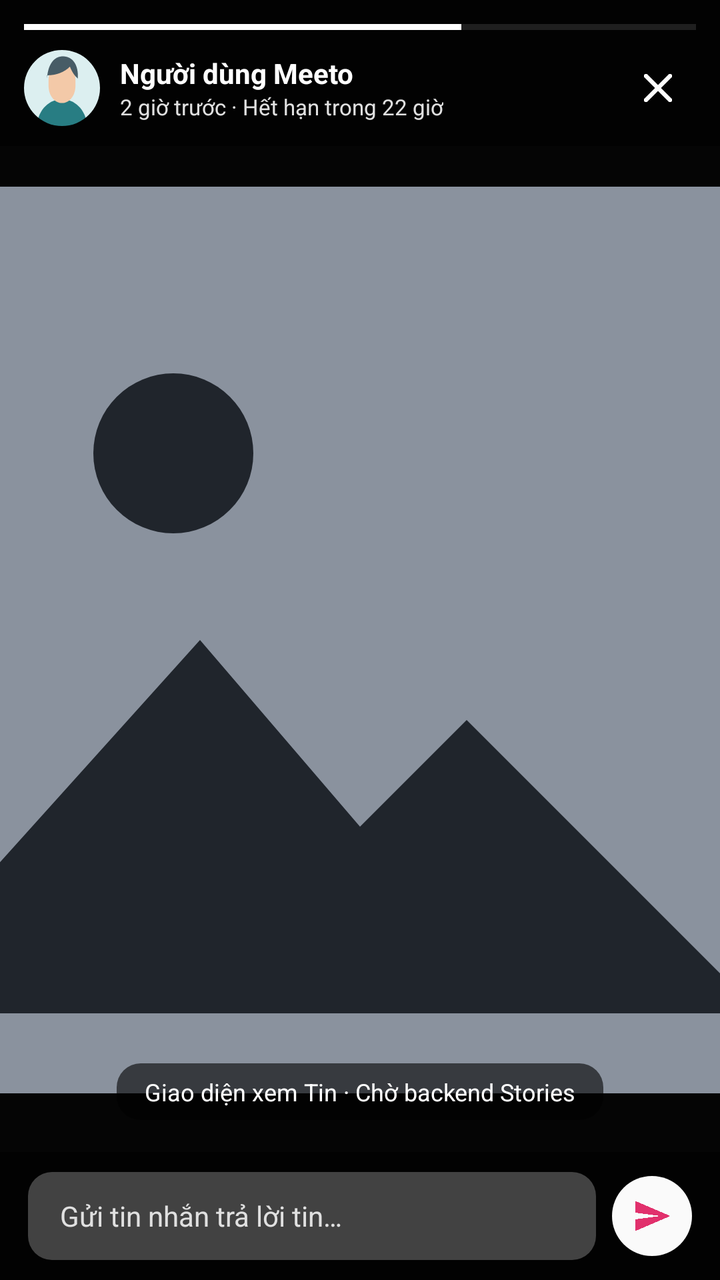
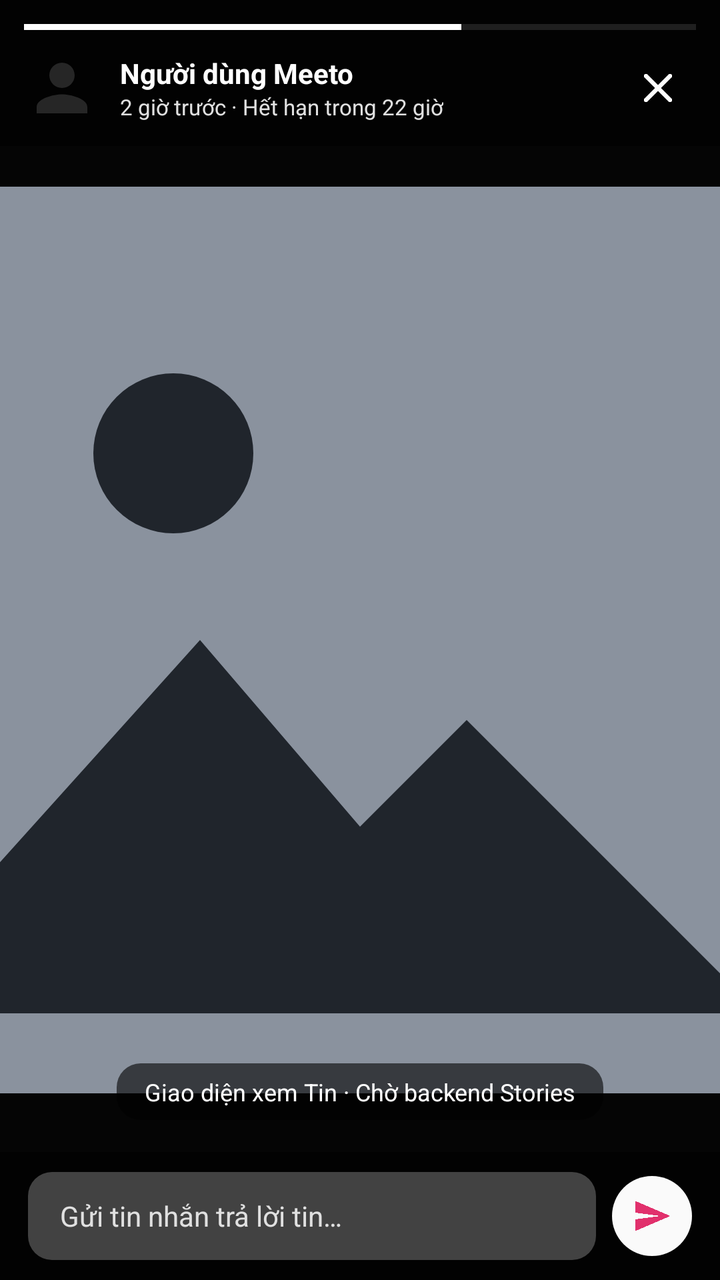

An Android layout rendered at two revisions. The XML below is the earlier revision; the diff shows what the commit changed to produce the second picture.
<!-- AndroidManifest.xml: application theme Theme.MeetoMXH -->
<!-- res/layout/activity_story_view.xml -->
<?xml version="1.0" encoding="utf-8"?>
<androidx.constraintlayout.widget.ConstraintLayout xmlns:android="http://schemas.android.com/apk/res/android"
    xmlns:app="http://schemas.android.com/apk/res-auto"
    xmlns:tools="http://schemas.android.com/tools"
    android:layout_width="match_parent"
    android:layout_height="match_parent"
    android:background="#050505"
    tools:context=".StoryViewActivity">

    
    <ImageView
        android:id="@+id/ivStoryMedia"
        android:layout_width="0dp"
        android:layout_height="0dp"
        android:contentDescription="Nội dung tin"
        android:scaleType="centerCrop"
        android:src="@drawable/ic_media_error"
        app:layout_constraintBottom_toBottomOf="parent"
        app:layout_constraintEnd_toEndOf="parent"
        app:layout_constraintStart_toStartOf="parent"
        app:layout_constraintTop_toTopOf="parent" />

    
    <LinearLayout
        android:id="@+id/layoutStoryHeader"
        android:layout_width="match_parent"
        android:layout_height="wrap_content"
        android:background="#80000000"
        android:orientation="vertical"
        android:paddingHorizontal="12dp"
        android:paddingTop="12dp"
        android:paddingBottom="10dp"
        app:layout_constraintTop_toTopOf="parent">

        
        <ProgressBar
            android:id="@+id/progressStoryBar"
            style="?android:attr/progressBarStyleHorizontal"
            android:layout_width="match_parent"
            android:layout_height="3dp"
            android:max="100"
            android:progress="65"
            android:progressTint="@color/white" />

        <LinearLayout
            android:layout_width="match_parent"
            android:layout_height="wrap_content"
            android:layout_marginTop="10dp"
            android:gravity="center_vertical"
            android:orientation="horizontal">

            <com.google.android.material.imageview.ShapeableImageView
                android:id="@+id/ivAuthorStoryAvatar"
                android:layout_width="38dp"
                android:layout_height="38dp"
                android:contentDescription="Avatar"
                android:scaleType="centerCrop"
                android:src="@drawable/avatar_neutral"
                app:shapeAppearanceOverlay="@style/ShapeAppearance.Material3.Corner.Full" />

            <LinearLayout
                android:layout_width="0dp"
                android:layout_height="wrap_content"
                android:layout_marginStart="10dp"
                android:layout_weight="1"
                android:orientation="vertical">

                <TextView
                    android:id="@+id/tvStoryAuthorName"
                    android:layout_width="wrap_content"
                    android:layout_height="wrap_content"
                    android:fontFamily="sans-serif-bold"
                    android:shadowColor="#80000000"
                    android:shadowDx="1"
                    android:shadowDy="1"
                    android:shadowRadius="2"
                    android:text="Người dùng Meeto"
                    android:textColor="@color/white"
                    android:textSize="14sp"
                    android:textStyle="bold" />

                <TextView
                    android:id="@+id/tvStoryTimeRemaining"
                    android:layout_width="wrap_content"
                    android:layout_height="wrap_content"
                    android:text="2 giờ trước · Hết hạn trong 22 giờ"
                    android:textColor="#E0E0E0"
                    android:textSize="11sp" />

            </LinearLayout>

            <ImageButton
                android:id="@+id/btnCloseStoryView"
                android:layout_width="38dp"
                android:layout_height="38dp"
                android:background="?attr/selectableItemBackgroundBorderless"
                android:contentDescription="Đóng"
                android:padding="8dp"
                android:src="@drawable/ic_clear"
                app:tint="@color/white" />

        </LinearLayout>

    </LinearLayout>

    
    <TextView
        android:id="@+id/tvStoryBackendNotice"
        android:layout_width="wrap_content"
        android:layout_height="wrap_content"
        android:layout_marginBottom="16dp"
        android:background="@drawable/bg_status_badge"
        android:backgroundTint="#99000000"
        android:paddingHorizontal="14dp"
        android:paddingVertical="6dp"
        android:text="Giao diện xem Tin · Chờ backend Stories"
        android:textColor="@color/white"
        android:textSize="12sp"
        app:layout_constraintBottom_toTopOf="@id/layoutStoryReplyBar"
        app:layout_constraintEnd_toEndOf="parent"
        app:layout_constraintStart_toStartOf="parent" />

    
    <LinearLayout
        android:id="@+id/layoutStoryReplyBar"
        android:layout_width="match_parent"
        android:layout_height="wrap_content"
        android:background="#80000000"
        android:gravity="center_vertical"
        android:orientation="horizontal"
        android:paddingHorizontal="14dp"
        android:paddingVertical="10dp"
        app:layout_constraintBottom_toBottomOf="parent">

        <EditText
            android:id="@+id/etStoryReply"
            android:layout_width="0dp"
            android:layout_height="44dp"
            android:layout_weight="1"
            android:background="@drawable/bg_pill_search"
            android:backgroundTint="#40FFFFFF"
            android:hint="Gửi tin nhắn trả lời tin…"
            android:imeOptions="actionSend"
            android:inputType="textCapSentences"
            android:paddingHorizontal="16dp"
            android:textColor="@color/white"
            android:textColorHint="#E0E0E0"
            android:textSize="14sp" />

        <ImageView
            android:id="@+id/btnSendStoryReply"
            android:layout_width="40dp"
            android:layout_height="40dp"
            android:layout_marginStart="8dp"
            android:background="@drawable/bg_icon_circle"
            android:clickable="true"
            android:contentDescription="Gửi trả lời"
            android:focusable="true"
            android:padding="10dp"
            android:src="@drawable/ic_send"
            app:tint="@color/brand_blue" />

    </LinearLayout>

</androidx.constraintlayout.widget.ConstraintLayout>
<!-- resources referenced by this layout -->
<resources>
  <!-- drawable avatar_neutral (drawable) -->
  <vector xmlns:android="http://schemas.android.com/apk/res/android" android:width="96dp" android:height="96dp" android:viewportWidth="96" android:viewportHeight="96">
      <path android:fillColor="#FFDCEFF0" android:pathData="M0,0h96v96h-96z" />
      <path android:fillColor="#FF287D83" android:pathData="M16,96c2,-22 17,-34 32,-34s30,12 32,34z" />
      <path android:fillColor="#FFF3C9A8" android:pathData="M31,38c0,-14 8,-24 17,-24s17,10 17,24v7c0,13 -8,22 -17,22s-17,-9 -17,-22z" />
      <path android:fillColor="#FF475C66" android:pathData="M29,37c1,-19 9,-29 20,-29 12,0 20,10 19,28 -5,-4 -8,-10 -10,-15 -7,7 -17,11 -29,11z" />
  </vector>
  <style name="Base.Theme.MeetoMXH" parent="Theme.Material3.DayNight.NoActionBar">
          
          <item name="colorPrimary">@color/brand_blue</item>
          <item name="colorOnPrimary">@color/white</item>
          <item name="colorPrimaryContainer">@color/primary_container</item>
          <item name="colorOnPrimaryContainer">@color/on_primary_container</item>
  
          
          <item name="colorSurface">@color/surface_bg</item>
          <item name="colorOnSurface">@color/text_primary</item>
          <item name="colorSurfaceVariant">@color/surface_variant</item>
          <item name="colorOnSurfaceVariant">@color/text_secondary</item>
          <item name="android:colorBackground">@color/app_bg</item>
          <item name="colorOnBackground">@color/text_primary</item>
          <item name="android:windowBackground">@color/app_bg</item>
  
          
          <item name="android:textColorPrimary">@color/text_primary</item>
          <item name="android:textColorSecondary">@color/text_secondary</item>
          <item name="android:textColorHint">@color/text_hint</item>
  
          
          <item name="colorOutline">@color/outline_color</item>
          <item name="colorOutlineVariant">@color/divider_color</item>
          <item name="colorError">@color/status_error</item>
  
          
          <item name="android:statusBarColor">@color/surface_bg</item>
          <item name="android:windowLightStatusBar" tools:targetApi="23">true</item>
          <item name="android:navigationBarColor">@color/surface_bg</item>
          <item name="android:windowLightNavigationBar" tools:targetApi="27">true</item>
      </style>
  <!-- unchanged entries left out for length: 22 -->
</resources>

<!-- the commit's change to res/layout/activity_story_view.xml (unified diff, before → after) -->
@@ -55,7 +55,7 @@
                 android:layout_height="38dp"
                 android:contentDescription="Avatar"
                 android:scaleType="centerCrop"
-                android:src="@drawable/avatar_neutral"
+                android:src="@drawable/ic_person"
                 app:shapeAppearanceOverlay="@style/ShapeAppearance.Material3.Corner.Full" />
 
             <LinearLayout
<!-- resource entries referenced after the edit -->
@@ -1,11 +1,14 @@
 <!-- resources referenced by this layout -->
 <resources>
-  <!-- drawable avatar_neutral (drawable) -->
-  <vector xmlns:android="http://schemas.android.com/apk/res/android" android:width="96dp" android:height="96dp" android:viewportWidth="96" android:viewportHeight="96">
-      <path android:fillColor="#FFDCEFF0" android:pathData="M0,0h96v96h-96z" />
-      <path android:fillColor="#FF287D83" android:pathData="M16,96c2,-22 17,-34 32,-34s30,12 32,34z" />
-      <path android:fillColor="#FFF3C9A8" android:pathData="M31,38c0,-14 8,-24 17,-24s17,10 17,24v7c0,13 -8,22 -17,22s-17,-9 -17,-22z" />
-      <path android:fillColor="#FF475C66" android:pathData="M29,37c1,-19 9,-29 20,-29 12,0 20,10 19,28 -5,-4 -8,-10 -10,-15 -7,7 -17,11 -29,11z" />
+  <!-- drawable ic_person (drawable) -->
+  <vector xmlns:android="http://schemas.android.com/apk/res/android"
+      android:width="24dp"
+      android:height="24dp"
+      android:viewportWidth="24"
+      android:viewportHeight="24">
+    <path
+        android:fillColor="@color/text_primary"
+        android:pathData="M12,12c2.21,0 4,-1.79 4,-4s-1.79,-4 -4,-4 -4,1.79 -4,4 1.79,4 4,4zM12,14c-2.67,0 -8,1.34 -8,4v2h16v-2c0,-2.66 -5.33,-4 -8,-4z"/>
   </vector>
   <style name="Base.Theme.MeetoMXH" parent="Theme.Material3.DayNight.NoActionBar">
           
@@ -13,6 +16,12 @@
           <item name="colorOnPrimary">@color/white</item>
           <item name="colorPrimaryContainer">@color/primary_container</item>
           <item name="colorOnPrimaryContainer">@color/on_primary_container</item>
+          <item name="colorSecondary">@color/brand_blue</item>
+          <item name="colorOnSecondary">@color/white</item>
+          <item name="colorTertiary">@color/ig_purple</item>
+          <item name="colorOnTertiary">@color/white</item>
+          <item name="colorAccent">@color/brand_blue</item>
+          <item name="android:colorAccent">@color/brand_blue</item>
   
           
           <item name="colorSurface">@color/surface_bg</item>
@@ -34,11 +43,90 @@
           <item name="colorError">@color/status_error</item>
   
           
+          <item name="alertDialogTheme">@style/ThemeOverlay.Meeto.AlertDialog</item>
+          <item name="android:alertDialogTheme">@style/ThemeOverlay.Meeto.AlertDialog</item>
+          <item name="materialAlertDialogTheme">@style/ThemeOverlay.Meeto.AlertDialog</item>
+          <item name="bottomSheetDialogTheme">@style/ThemeOverlay.Meeto.BottomSheetDialog</item>
+          <item name="materialButtonStyle">@style/Widget.Meeto.Button.Default</item>
+          <item name="buttonStyle">@style/Widget.Meeto.Button.Legacy</item>
+          <item name="android:buttonStyle">@style/Widget.Meeto.Button.Legacy</item>
+          <item name="buttonBarPositiveButtonStyle">@style/Widget.Meeto.Button.Dialog</item>
+          <item name="buttonBarNegativeButtonStyle">@style/Widget.Meeto.Button.Dialog</item>
+  
+          
           <item name="android:statusBarColor">@color/surface_bg</item>
           <item name="android:windowLightStatusBar" tools:targetApi="23">true</item>
           <item name="android:navigationBarColor">@color/surface_bg</item>
           <item name="android:windowLightNavigationBar" tools:targetApi="27">true</item>
       </style>
+  <color name="ig_purple">#833AB4</color>
+  <style name="ThemeOverlay.Meeto.AlertDialog" parent="ThemeOverlay.Material3.MaterialAlertDialog">
+          <item name="android:windowBackground">@drawable/bg_dialog_window</item>
+          <item name="colorSurface">@color/surface_bg</item>
+          <item name="colorOnSurface">@color/text_primary</item>
+          <item name="colorPrimary">@color/brand_blue</item>
+          <item name="colorOnPrimary">@color/white</item>
+          <item name="shapeAppearance">@style/ShapeAppearance.Meeto.Dialog</item>
+      </style>
+  <style name="ThemeOverlay.Meeto.BottomSheetDialog" parent="ThemeOverlay.Material3.BottomSheetDialog">
+          <item name="bottomSheetStyle">@style/Widget.Meeto.BottomSheet</item>
+      </style>
+  <style name="Widget.Meeto.Button.Default" parent="Widget.Material3.Button">
+          <item name="cornerRadius">@dimen/corner_radius_medium</item>
+          <item name="android:textAllCaps">false</item>
+          <item name="android:textStyle">bold</item>
+          <item name="android:textSize">14sp</item>
+          <item name="backgroundTint">@color/brand_blue</item>
+          <item name="android:textColor">@color/white</item>
+          <item name="android:minHeight">@dimen/button_height_standard</item>
+      </style>
+  <style name="Widget.Meeto.Button.Legacy" parent="Widget.AppCompat.Button">
+          <item name="android:background">@drawable/bg_button_neutral</item>
+          <item name="android:textColor">@color/text_primary</item>
+          <item name="android:textAllCaps">false</item>
+          <item name="android:textStyle">bold</item>
+          <item name="android:textSize">14sp</item>
+          <item name="android:minHeight">@dimen/button_height_standard</item>
+          <item name="android:paddingStart">16dp</item>
+          <item name="android:paddingEnd">16dp</item>
+      </style>
+  <style name="Widget.Meeto.Button.Dialog" parent="Widget.Material3.Button.TextButton">
+          <item name="android:textAllCaps">false</item>
+          <item name="android:textColor">@color/brand_blue</item>
+      </style>
+  <!-- drawable bg_dialog_window (drawable) -->
+  <?xml version="1.0" encoding="utf-8"?>
+  <shape xmlns:android="http://schemas.android.com/apk/res/android" android:shape="rectangle">
+      <solid android:color="@color/surface_bg" />
+      <corners android:radius="@dimen/corner_radius_dialog" />
+      <stroke android:width="1dp" android:color="@color/outline_color" />
+  </shape>
+  <style name="ShapeAppearance.Meeto.Dialog" parent="ShapeAppearance.Material3.Corner.Large">
+          <item name="cornerSize">@dimen/corner_radius_dialog</item>
+      </style>
+  <style name="Widget.Meeto.BottomSheet" parent="Widget.Material3.BottomSheet">
+          <item name="backgroundTint">@color/surface_bg</item>
+          <item name="shapeAppearance">@style/ShapeAppearance.Meeto.LargeComponent</item>
+      </style>
+  <dimen name="corner_radius_medium">10dp</dimen>
+  <dimen name="button_height_standard">48dp</dimen>
+  <!-- drawable bg_button_neutral (drawable) -->
+  <?xml version="1.0" encoding="utf-8"?>
+  <ripple xmlns:android="http://schemas.android.com/apk/res/android" android:color="@color/icon_button_bg_pressed">
+      <item>
+          <shape android:shape="rectangle">
+              <solid android:color="@color/surface_variant" />
+              <corners android:radius="@dimen/corner_radius_medium" />
+          </shape>
+      </item>
+  </ripple>
+  <dimen name="corner_radius_dialog">22dp</dimen>
+  <style name="ShapeAppearance.Meeto.LargeComponent" parent="ShapeAppearance.Material3.LargeComponent">
+          <item name="cornerSizeTopLeft">16dp</item>
+          <item name="cornerSizeTopRight">16dp</item>
+          <item name="cornerSizeBottomLeft">0dp</item>
+          <item name="cornerSizeBottomRight">0dp</item>
+      </style>
   <!-- unchanged entries left out for length: 22 -->
 </resources>
 
